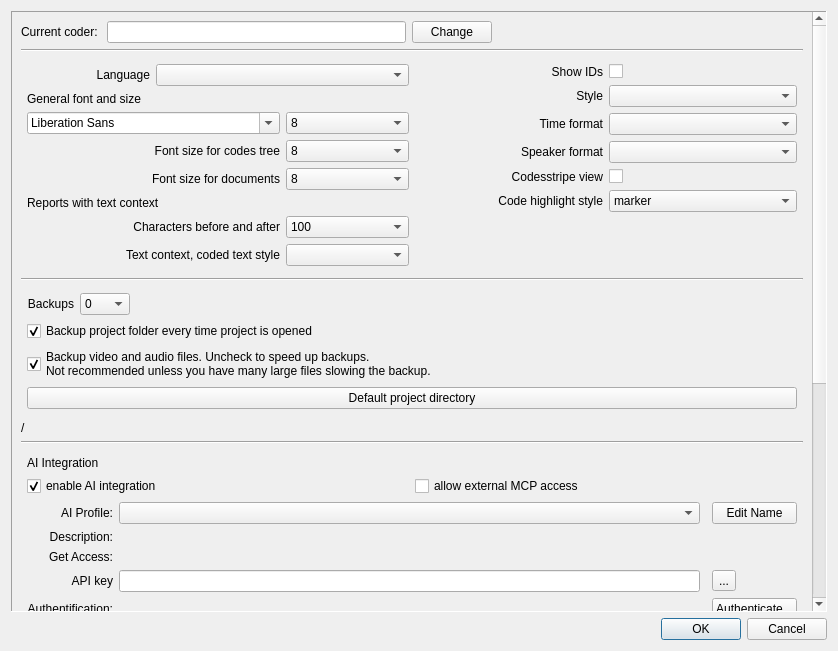
Above: src/GUI_UIs/ui_dialog_settings.ui from ccbogel/QualCoder before the change. Below: the same form after it.
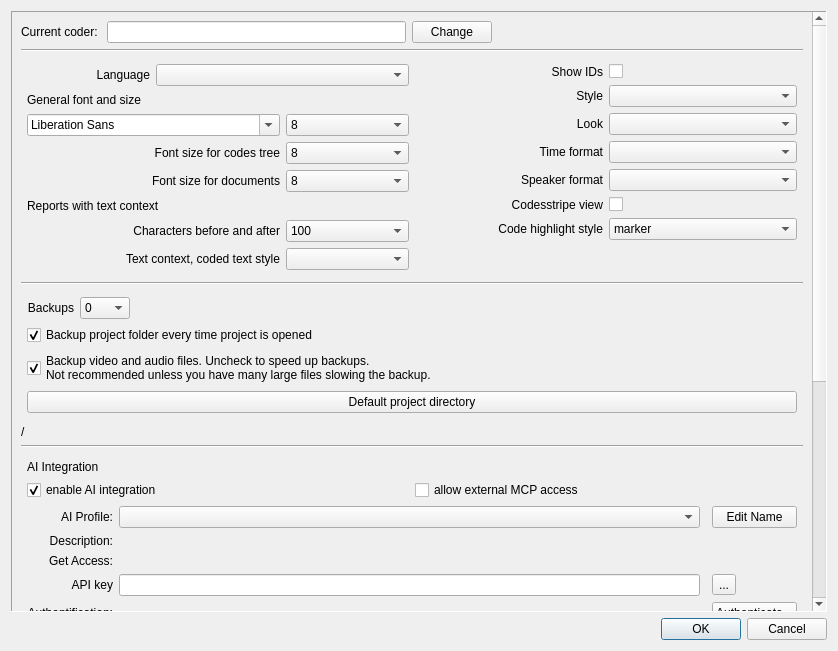
That is the form after the change.

Patch:
```diff
--- a/src/GUI_UIs/ui_dialog_settings.ui
+++ b/src/GUI_UIs/ui_dialog_settings.ui
@@ -636,6 +636,22 @@
              <item row="1" column="2">
               <widget class="QComboBox" name="comboBox_style"/>
              </item>
+             <item row="2" column="1">
+              <widget class="QLabel" name="label_look">
+               <property name="toolTip">
+                <string>Classic keeps the current look. Modern flattens tool buttons and rounds fields. Requires restart.</string>
+               </property>
+               <property name="text">
+                <string>Look</string>
+               </property>
+               <property name="alignment">
+                <set>Qt::AlignmentFlag::AlignRight|Qt::AlignmentFlag::AlignTrailing|Qt::AlignmentFlag::AlignVCenter</set>
+               </property>
+              </widget>
+             </item>
+             <item row="2" column="2">
+              <widget class="QComboBox" name="comboBox_look"/>
+             </item>
              <item row="0" column="2">
               <widget class="QCheckBox" name="checkBox">
                <property name="toolTip">
```
